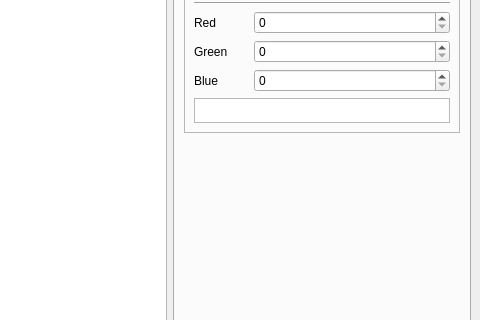
First picture: the form in pmig.ui, repository foxdust42/PMIG, before the edit; both pictures show x 920 to 1400 and y 245 to 565 of the 1400 by 800 pixel window.
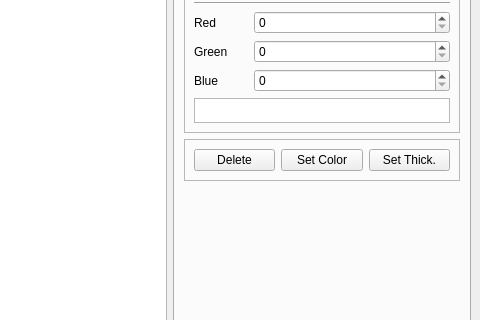
Second picture: the form after the edit. Custom widgets are drawn as their Qt base class.

Commit message: Vector shape handling done

What changed in the file:
```diff
--- a/pmig.ui
+++ b/pmig.ui
@@ -405,6 +405,45 @@
               </layout>
              </widget>
             </item>
+            <item>
+             <widget class="QFrame" name="frame_3">
+              <property name="minimumSize">
+               <size>
+                <width>20</width>
+                <height>20</height>
+               </size>
+              </property>
+              <property name="frameShape">
+               <enum>QFrame::Shape::StyledPanel</enum>
+              </property>
+              <property name="frameShadow">
+               <enum>QFrame::Shadow::Raised</enum>
+              </property>
+              <layout class="QHBoxLayout" name="horizontalLayout">
+               <item>
+                <widget class="QPushButton" name="pushButton_VecDel">
+                 <property name="text">
+                  <string>Delete</string>
+                 </property>
+                </widget>
+               </item>
+               <item>
+                <widget class="QPushButton" name="pushButton_VecSetCol">
+                 <property name="text">
+                  <string>Set Color</string>
+                 </property>
+                </widget>
+               </item>
+               <item>
+                <widget class="QPushButton" name="pushButton_VecSetThi">
+                 <property name="text">
+                  <string>Set Thick.</string>
+                 </property>
+                </widget>
+               </item>
+              </layout>
+             </widget>
+            </item>
            </layout>
           </item>
           <item row="1" column="0">
```
Left out of the diff: 80 changed lines with no effect on the pictures. The commit also changes 4 other files.
